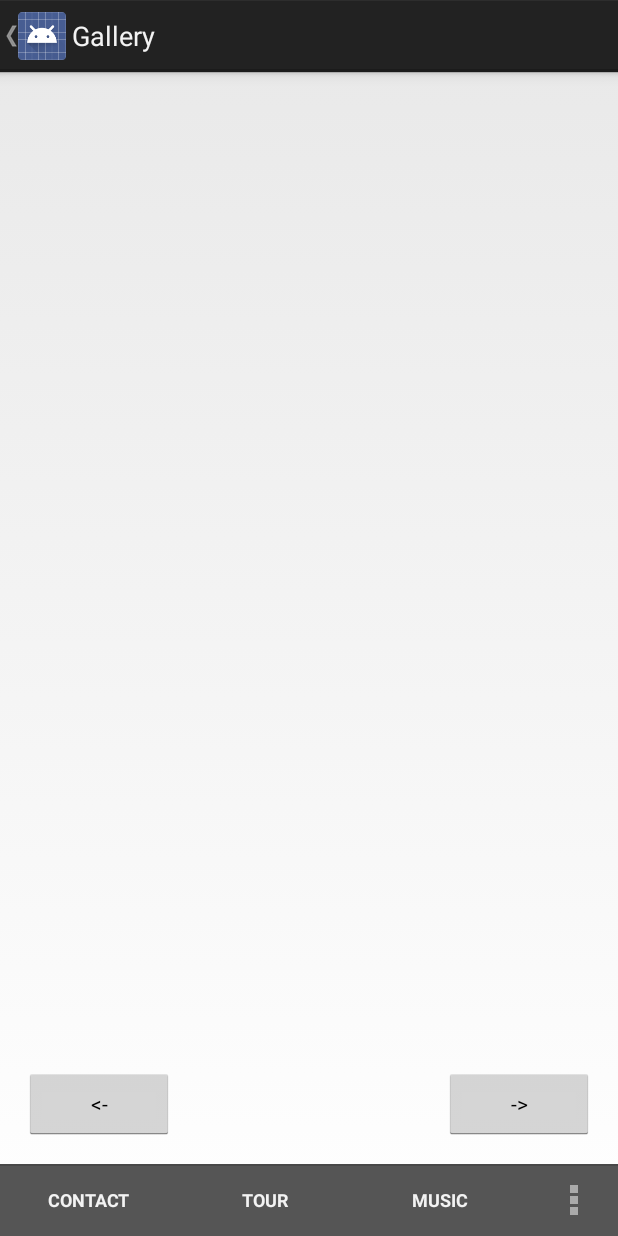
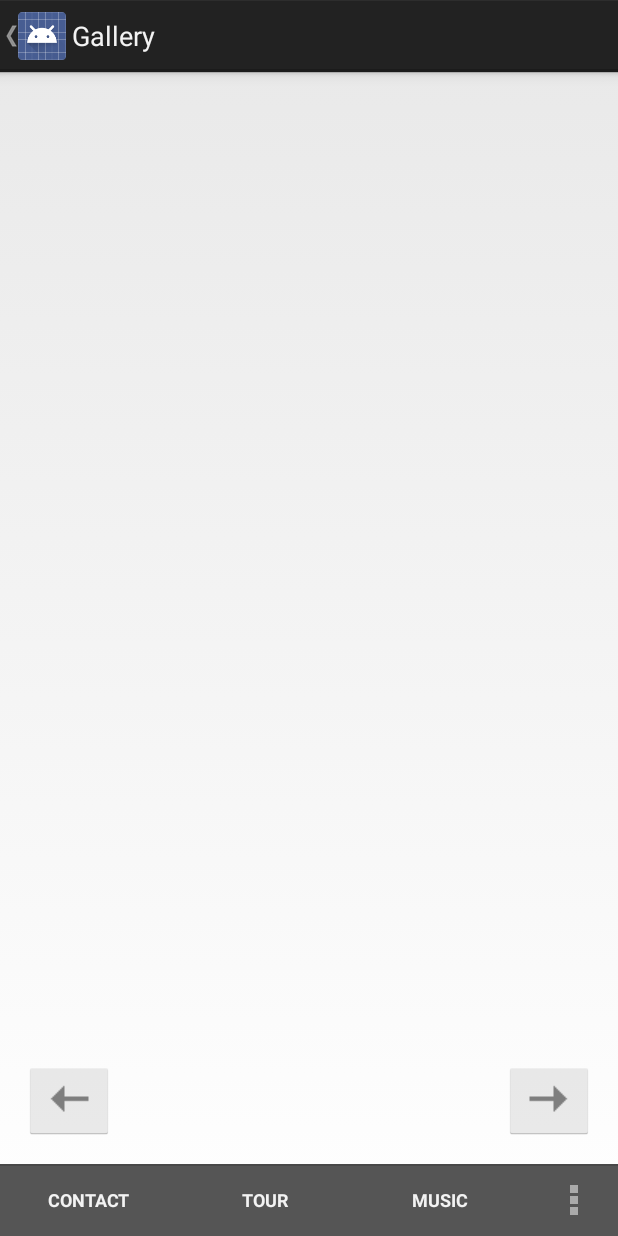
Before and after one commit to trilumic/PromoApplication, an Android app: the Gallery screen opened directly, with no data from a screen before it, after a tap on "Gallery", on a phone screen of 412 x 824 dp. Run offline under Robolectric (Android 15) with nearby library versions, the phone set to English and light mode, and no system bars; 1 other tap on this screen came first.

Commit message:
Gallery Fr Morgen

```diff
--- a/app/src/main/java/ch/djsimeon/android/promoapplication/app/Gallery.java
+++ b/app/src/main/java/ch/djsimeon/android/promoapplication/app/Gallery.java
@@ -10,15 +10,15 @@ import android.view.MenuItem;
 import android.view.View;
 import android.view.animation.Animation;
 import android.view.animation.AnimationUtils;
-import android.widget.Button;
 import android.widget.FrameLayout;
+import android.widget.ImageButton;
 import android.widget.ImageSwitcher;
 import android.widget.ImageView;
 import android.widget.ViewSwitcher;
 
 public class Gallery extends Activity {
 
-    private Button next;
+
     private ImageSwitcher imageSwitcher;
     private int[] images = {R.drawable.bild1, R.drawable.bild2};
     private int index = 0;
@@ -30,7 +30,6 @@ public class Gallery extends Activity {
     protected void onCreate(Bundle savedInstanceState) {
         super.onCreate(savedInstanceState);
         setContentView(R.layout.activity_gallery);
-        next = (Button) findViewById(R.id.next);
         imageSwitcher = (ImageSwitcher) findViewById(R.id.imageSwitcher);
 
 
--- a/app/src/main/java/ch/djsimeon/android/promoapplication/app/TourDateInfo.java
+++ b/app/src/main/java/ch/djsimeon/android/promoapplication/app/TourDateInfo.java
@@ -25,7 +25,7 @@ public class TourDateInfo extends Activity {
     public boolean onCreateOptionsMenu(Menu menu) {
 
         // Inflate the menu; this adds items to the action bar if it is present.
-        getMenuInflater().inflate(R.menu.tour_date_info, menu);
+//        getMenuInflater().inflate(R.menu.tour_date_info, menu);
         return true;
     }
 
--- a/app/src/main/res/layout/activity_gallery.xml
+++ b/app/src/main/res/layout/activity_gallery.xml
@@ -20,26 +20,28 @@
         android:layout_alignParentStart="true"
         android:layout_above="@+id/button" />
 
-    <Button
+    <ImageButton
         style="?android:attr/buttonStyleSmall"
-        android:layout_width="100dp"
+        android:layout_width="wrap_content"
         android:layout_height="wrap_content"
-        android:text="&lt;-"
+        android:src="@drawable/arrow_left"
         android:id="@+id/previous"
         android:layout_alignParentBottom="true"
         android:layout_alignParentLeft="true"
         android:layout_alignParentStart="true"
-        android:onClick="previous"/>
+        android:onClick="previous"
+        android:alpha=".5" />
 
-    <Button
+    <ImageButton
         style="?android:attr/buttonStyleSmall"
-        android:layout_width="100dp"
+        android:layout_width="wrap_content"
         android:layout_height="wrap_content"
-        android:text="-&gt;"
+        android:src="@drawable/arrow_right"
         android:id="@+id/next"
         android:layout_alignParentBottom="true"
         android:layout_alignParentRight="true"
         android:layout_alignParentEnd="true"
-        android:onClick="next"/>
+        android:onClick="next"
+        android:alpha=".5" />
 
 </RelativeLayout>
```
Also changed, not shown: app/src/main/java/ch/djsimeon/android/promoapplication/app/Contact.java (+4 -4 lines), app/src/main/java/ch/djsimeon/android/promoapplication/app/Tourdates.java (+4 -4 lines), app/src/main/res/drawable/arrow_left.png (added), app/src/main/res/drawable/arrow_right.png (added), app/src/main/res/drawable/bild1.jpg (added), app/src/main/res/drawable/bild2.png (added), 2 other files.
